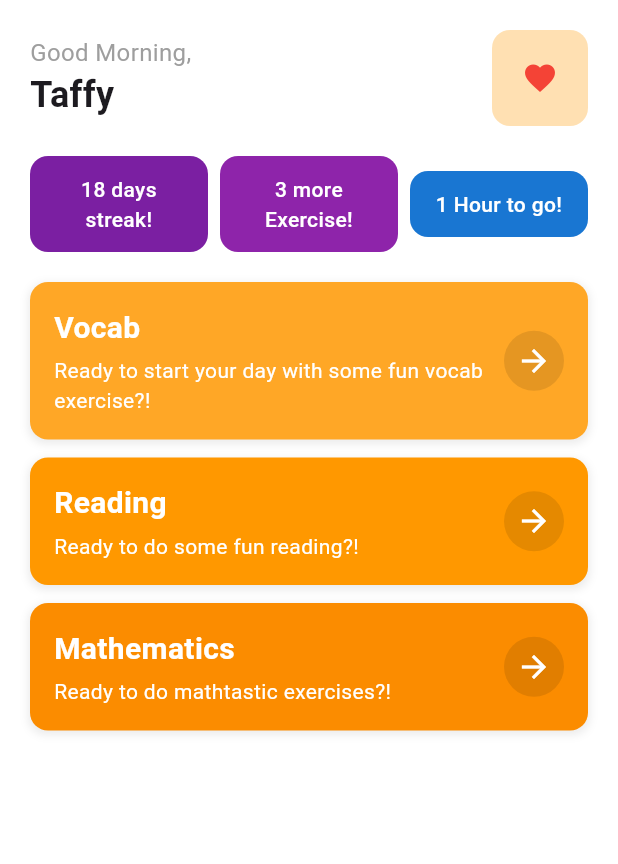
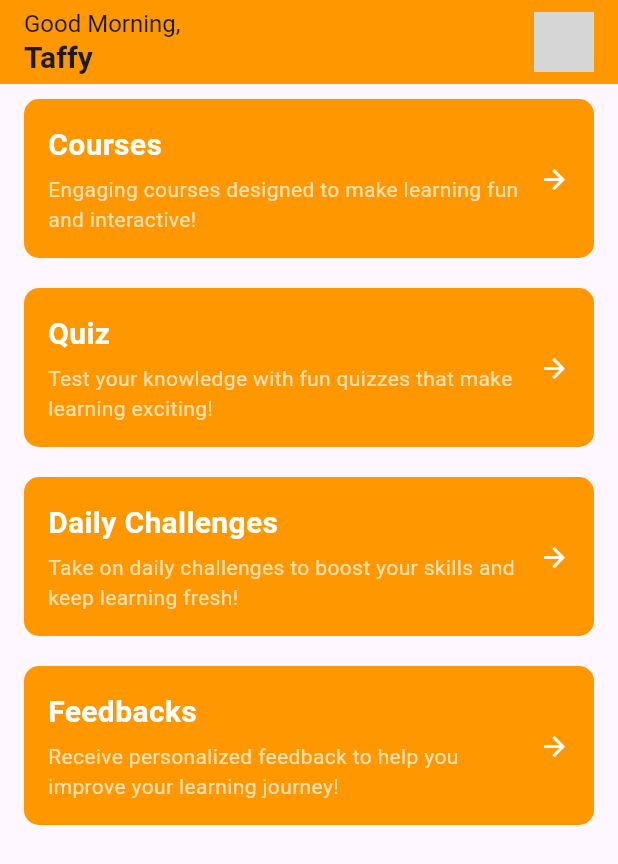
Before and after one commit to dimslalom/-TEKBER_-IUP-_Kelompok-4, a Flutter app: the screen it shows after launch, on a phone screen of 412 x 824 dp. Shown: the top 864 px of the screen. Run offline on Flutter 3.47's test engine with Material 3 defaults, Android fonts, the phone set to English and light mode, and no system bars; grey boxes are pictures that could not be loaded.

```diff
--- a/lib/main.dart
+++ b/lib/main.dart
@@ -1,5 +1,6 @@
 import 'package:flutter/material.dart';
-import 'profile_page.dart'; // Import the profile page
+import 'profile_page.dart';
+import 'course.dart';
 
 void main() {
   runApp(const MyApp());
@@ -11,192 +12,37 @@ class MyApp extends StatelessWidget {
   @override
   Widget build(BuildContext context) {
     return MaterialApp(
-      title: 'Educational App',
+      title: 'Learning App',
       theme: ThemeData(
-        primarySwatch: Colors.purple,
-        visualDensity: VisualDensity.adaptivePlatformDensity,
+        primarySwatch: Colors.orange,
       ),
-      home: const HomePage(),
+      home: const Dashboard(),
     );
   }
 }
 
-class HomePage extends StatelessWidget {
-  const HomePage({super.key});
+class Dashboard extends StatelessWidget {
+  const Dashboard({super.key});
 
-  @override
-  Widget build(BuildContext context) {
-    return Scaffold(
-      body: Container(
-        color: Colors.white,
-        padding: const EdgeInsets.all(20),
-        child: SafeArea(
-          child: Column(
-            crossAxisAlignment: CrossAxisAlignment.start,
-            children: [
-              // Header Section
-              Row(
-                mainAxisAlignment: MainAxisAlignment.spaceBetween,
-                children: [
-                  const Column(
-                    crossAxisAlignment: CrossAxisAlignment.start,
-                    children: [
-                      Text(
-                        'Good Morning,',
-                        style: TextStyle(
-                          color: Colors.grey,
-                          fontSize: 16,
-                        ),
-                      ),
-                      Text(
-                        'Taffy',
-                        style: TextStyle(
-                          fontSize: 24,
-                          fontWeight: FontWeight.bold,
-                        ),
-                      ),
-                    ],
-                  ),
-                  Container(
-                    padding: const EdgeInsets.all(8),
-                    decoration: BoxDecoration(
-                      color: Colors.orange[100],
-                      borderRadius: BorderRadius.circular(12),
-                    ),
-                    child: IconButton(
-                      icon: const Icon(
-                        Icons.favorite,
-                        color: Colors.red,
-                        size: 24,
-                      ),
-                      onPressed: () {
+  void navigateToHome(BuildContext context, String section) {
+    if (section == 'Courses') {
       Navigator.push(
         context,
-                          MaterialPageRoute(builder: (context) => const ProfilePage()),
-                        );
-                      },
-                    ),
-                  ),
-                ],
-              ),
-              const SizedBox(height: 20),
-
-              // Badges Section
-              Row(
-                children: [
-                  Expanded(
-                    child: Container(
-                      padding: const EdgeInsets.all(12),
-                      decoration: BoxDecoration(
-                        color: Colors.purple[700],
-                        borderRadius: BorderRadius.circular(12),
-                      ),
-                      child: const Text(
-                        '18 days streak!',
-                        textAlign: TextAlign.center,
-                        style: TextStyle(
-                          color: Colors.white,
-                          fontSize: 14,
-                          fontWeight: FontWeight.w500,
-                        ),
-                      ),
-                    ),
-                  ),
-                  const SizedBox(width: 8),
-                  Expanded(
-                    child: Container(
-                      padding: const EdgeInsets.all(12),
-                      decoration: BoxDecoration(
-                        color: Colors.purple[600],
-                        borderRadius: BorderRadius.circular(12),
-                      ),
-                      child: const Text(
-                        '3 more Exercise!',
-                        textAlign: TextAlign.center,
-                        style: TextStyle(
-                          color: Colors.white,
-                          fontSize: 14,
-                          fontWeight: FontWeight.w500,
-                        ),
-                      ),
-                    ),
-                  ),
-                  const SizedBox(width: 8),
-                  Expanded(
-                    child: Container(
-                      padding: const EdgeInsets.all(12),
-                      decoration: BoxDecoration(
-                        color: Colors.blue[700],
-                        borderRadius: BorderRadius.circular(12),
-                      ),
-                      child: const Text(
-                        '1 Hour to go!',
-                        textAlign: TextAlign.center,
-                        style: TextStyle(
-                          color: Colors.white,
-                          fontSize: 14,
-                          fontWeight: FontWeight.w500,
-                        ),
-                      ),
-                    ),
-                  ),
-                ],
-              ),
-              const SizedBox(height: 20),
-
-              // Subject Cards
-              SubjectCard(
-                title: 'Vocab',
-                description: 'Ready to start your day with some fun vocab exercise?!',
-                color: Colors.orange[400]!,
-              ),
-              const SizedBox(height: 12),
-              SubjectCard(
-                title: 'Reading',
-                description: 'Ready to do some fun reading?!',
-                color: Colors.orange[500]!,
-              ),
-              const SizedBox(height: 12),
-              SubjectCard(
-                title: 'Mathematics',
-                description: 'Ready to do mathtastic exercises?!',
-                color: Colors.orange[600]!,
-              ),
-            ],
-          ),
-        ),
-      ),
+        MaterialPageRoute(builder: (context) => const HomePage()),
       );
     }
   }
 
-class SubjectCard extends StatelessWidget {
-  final String title;
-  final String description;
-  final Color color;
-
-  const SubjectCard({
-    super.key,
-    required this.title,
-    required this.description,
-    required this.color,
-  });
-
-  @override
-  Widget build(BuildContext context) {
-    return Container(
-      padding: const EdgeInsets.all(16),
+  Widget buildSectionButton(
+      BuildContext context, String title, String subtitle) {
+    return GestureDetector(
+      onTap: () => navigateToHome(context, title),
+      child: Container(
+        margin: const EdgeInsets.symmetric(vertical: 10.0, horizontal: 16.0),
+        padding: const EdgeInsets.all(16.0),
         decoration: BoxDecoration(
-        color: color,
-        borderRadius: BorderRadius.circular(12),
-        boxShadow: [
-          BoxShadow(
-            color: Colors.grey.withOpacity(0.2),
-            spreadRadius: 1,
-            blurRadius: 4,
-            offset: const Offset(0, 2),
-          ),
-        ],
+          color: Colors.orange,
+          borderRadius: BorderRadius.circular(10),
         ),
         child: Row(
           mainAxisAlignment: MainAxisAlignment.spaceBetween,
@@ -213,31 +59,198 @@ class SubjectCard extends StatelessWidget {
                       fontWeight: FontWeight.bold,
                     ),
                   ),
-                const SizedBox(height: 4),
+                  const SizedBox(height: 5),
                   Text(
-                  description,
+                    subtitle,
                     style: const TextStyle(
+                      color: Colors.white70,
+                      fontSize: 14,
+                    ),
+                    maxLines: 2, // Restrict text to 2 lines
+                    overflow: TextOverflow.ellipsis, // Handle overflow with ellipsis
+                  ),
+                ],
+              ),
+            ),
+            Icon(
+              Icons.arrow_forward,
               color: Colors.white,
-                    fontSize: 14,
+              size: MediaQuery.of(context).size.width * 0.05,
+            ),
+          ],
+        ),
+      ),
+    );
+  }
+
+  @override
+  Widget build(BuildContext context) {
+    return Scaffold(
+      appBar: AppBar(
+        title: Row(
+          mainAxisAlignment: MainAxisAlignment.spaceBetween,
+          children: [
+            Column(
+              crossAxisAlignment: CrossAxisAlignment.start,
+              children: const [
+                Text(
+                  'Good Morning,',
+                  style: TextStyle(
+                    fontSize: 16,
+                    fontWeight: FontWeight.w400,
+                  ),
+                ),
+                Text(
+                  'Taffy',
+                  style: TextStyle(
+                    fontSize: 20,
+                    fontWeight: FontWeight.bold,
                   ),
                 ),
               ],
             ),
+            GestureDetector(
+              onTap: () {
+                Navigator.push(
+                  context,
+                  MaterialPageRoute(builder: (context) => const ProfilePage()),
+                );
+              },
+              child: CircleAvatar(
+                radius: 20,
+                backgroundImage: AssetImage('assets/Taffy.jpg'),
+                backgroundColor: Colors.grey.shade200,
               ),
-          Container(
-            padding: const EdgeInsets.all(8),
-            decoration: BoxDecoration(
-              color: Colors.black.withOpacity(0.1),
-              shape: BoxShape.circle,
             ),
-            child: const Icon(
-              Icons.arrow_forward,
-              color: Colors.white,
-              size: 24,
+          ],
         ),
+        backgroundColor: Colors.orange,
+      ),
+      body: Column(
+        crossAxisAlignment: CrossAxisAlignment.stretch,
+        children: [
+          buildSectionButton(
+            context,
+            'Courses',
+            'Engaging courses designed to make learning fun and interactive!',
+          ),
+          buildSectionButton(
+            context,
+            'Quiz',
+            'Test your knowledge with fun quizzes that make learning exciting!',
+          ),
+          buildSectionButton(
+            context,
+            'Daily Challenges',
+            'Take on daily challenges to boost your skills and keep learning fresh!',
+          ),
+          buildSectionButton(
+            context,
+            'Feedbacks',
+            'Receive personalized feedback to help you improve your learning journey!',
           ),
         ],
       ),
     );
   }
 }
+
+class Homepage extends StatelessWidget {
+  const Homepage({super.key});
+
+  @override
+  Widget build(BuildContext context) {
+    return Scaffold(
+      appBar: AppBar(
+        leading: IconButton(
+          icon: const Icon(Icons.arrow_back, color: Colors.white),
+          onPressed: () => Navigator.of(context).pop(),
+        ),
+        title: const Text('Courses'),
+        backgroundColor: Colors.orange,
+      ),
+      body: Container(
+        color: Colors.white,
+        padding: const EdgeInsets.all(20),
+        child: Column(
+          crossAxisAlignment: CrossAxisAlignment.start,
+          children: [
+            Row(
+              mainAxisAlignment: MainAxisAlignment.spaceBetween,
+              children: [
+                const Column(
+                  crossAxisAlignment: CrossAxisAlignment.start,
+                  children: [
+                    Text(
+                      'Welcome to',
+                      style: TextStyle(
+                        color: Colors.grey,
+                        fontSize: 16,
+                      ),
+                    ),
+                    Text(
+                      'Your Courses',
+                      style: TextStyle(
+                        fontSize: 24,
+                        fontWeight: FontWeight.bold,
+                      ),
+                    ),
+                  ],
+                ),
+                GestureDetector(
+                  onTap: () {
+                    Navigator.push(
+                      context,
+                      MaterialPageRoute(builder: (context) => const ProfilePage()),
+                    );
+                  },
+                  child: Container(
+                    padding: const EdgeInsets.all(8),
+                    decoration: BoxDecoration(
+                      color: Colors.orange[100],
+                      borderRadius: BorderRadius.circular(12),
+                    ),
+                    child: const CircleAvatar(
+                      radius: 20,
+                      backgroundImage: AssetImage('assets/Taffy.jpg'),
+                      backgroundColor: Colors.grey,
+                    ),
+                  ),
+                ),
+              ],
+            ),
+            const SizedBox(height: 40),
+            Center(
+              child: Column(
+                mainAxisAlignment: MainAxisAlignment.center,
+                children: [
+                  Icon(
+                    Icons.school_outlined,
+                    size: 100,
+                    color: Colors.orange[300],
+                  ),
+                  const SizedBox(height: 20),
+                  const Text(
+                    'No Courses Available',
+                    style: TextStyle(
+                      fontSize: 24,
+                      fontWeight: FontWeight.bold,
+                    ),
+                  ),
+                  const SizedBox(height: 10),
+                  Text(
+                    'Check back later for new courses',
+                    style: TextStyle(
+                      fontSize: 16,
+                      color: Colors.grey[600],
+                    ),
+                  ),
+                ],
+              ),
+            ),
+          ],
+        ),
+      ),
+    );
+  }
+}
```
Also changed, not shown: lib/course.dart (+24 -9 lines). Lines whose indentation alone changed are shown as unchanged.
